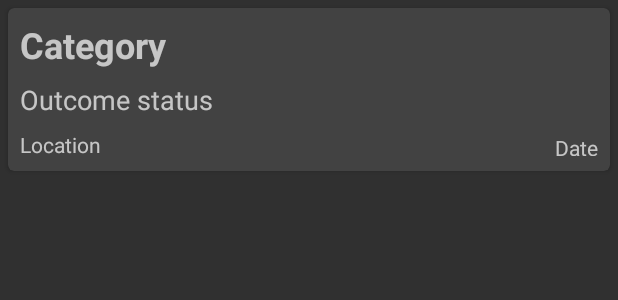
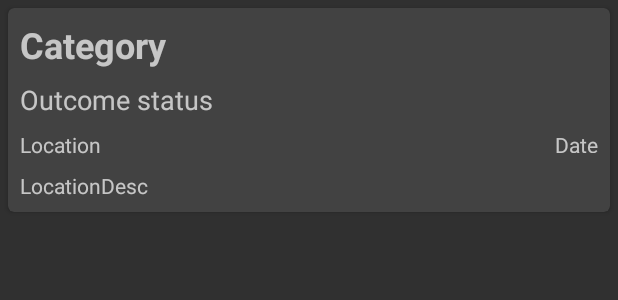
Before and after one commit to samdg123/NoseyNeighbour2, an Android app: the layout card_layout_crime.xml on its own in the app's theme, with its tools: preview values and no code run, on a phone screen of 412 x 824 dp. Shown: the top 300 px of the screen. Run offline under Robolectric (Android 15) with nearby library versions, the phone set to English and light mode, and no system bars.

Commit message:
added location description to crimes class, database and saved crimes activity

```diff
--- a/app/src/main/java/com/example/noseyneighbour/DataRetrieval.java
+++ b/app/src/main/java/com/example/noseyneighbour/DataRetrieval.java
@@ -187,7 +187,7 @@ public class DataRetrieval extends AsyncTask<Void, Void, String> {
                 year = Integer.parseInt(monthYear.substring(0,4));
                 month = Integer.parseInt(monthYear.substring(5,7));
 
-                Crime crime = new Crime(category, latitude, longitude, outcome, year, month);
+                Crime crime = new Crime(category, latitude, longitude, outcome, year, month, locationDesc);
                 crimes.add(crime);
 
                 category = "";
--- a/app/src/main/res/layout/card_layout_crime.xml
+++ b/app/src/main/res/layout/card_layout_crime.xml
@@ -40,12 +40,23 @@
             android:layout_height="wrap_content"
             android:layout_marginStart="8dp"
             android:layout_marginTop="8dp"
+            android:text="Location"
+            android:textSize="14sp"
+            app:layout_constraintStart_toStartOf="parent"
+            app:layout_constraintTop_toBottomOf="@+id/outcomeStatusTV" />
+
+        <TextView
+            android:id="@+id/locationDescTV"
+            android:layout_width="wrap_content"
+            android:layout_height="wrap_content"
+            android:layout_marginStart="8dp"
+            android:layout_marginTop="8dp"
             android:layout_marginBottom="8dp"
-            android:text="Location"
+            android:text="LocationDesc"
             android:textSize="14sp"
             app:layout_constraintBottom_toBottomOf="parent"
             app:layout_constraintStart_toStartOf="parent"
-            app:layout_constraintTop_toBottomOf="@+id/outcomeStatusTV" />
+            app:layout_constraintTop_toBottomOf="@+id/locationTV" />
 
         <TextView
             android:id="@+id/dateTV"
@@ -53,10 +64,8 @@
             android:layout_height="15dp"
             android:layout_marginTop="8dp"
             android:layout_marginEnd="8dp"
-            android:layout_marginBottom="8dp"
             android:text="Date"
             android:textSize="14sp"
-            app:layout_constraintBottom_toBottomOf="parent"
             app:layout_constraintEnd_toEndOf="parent"
             app:layout_constraintTop_toBottomOf="@+id/outcomeStatusTV" />
     </android.support.constraint.ConstraintLayout>
```
Also changed, not shown: app/src/main/java/com/example/noseyneighbour/Adapters/CrimesRVAdapter.java (+8 -0 lines), app/src/main/java/com/example/noseyneighbour/Classes/Crime.java (+9 -1 lines), app/src/main/java/com/example/noseyneighbour/Fragments/MapViewFragment.java (+13 -5 lines), app/src/main/java/com/example/noseyneighbour/Handlers/DBHandler.java (+6 -1 lines).
